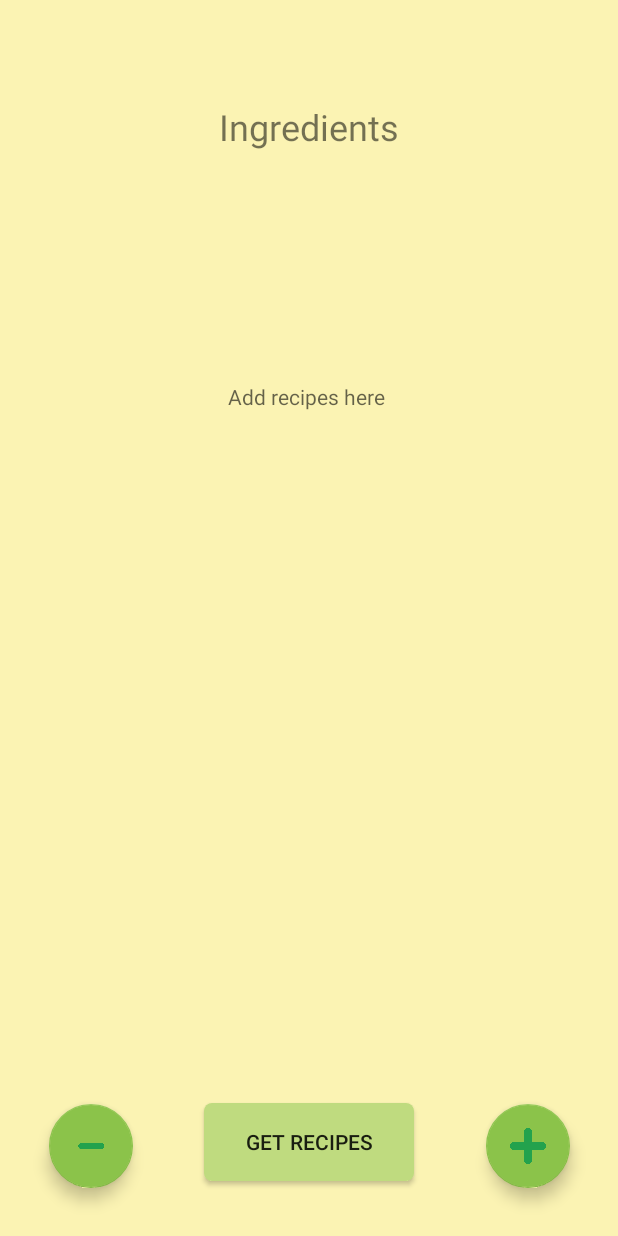
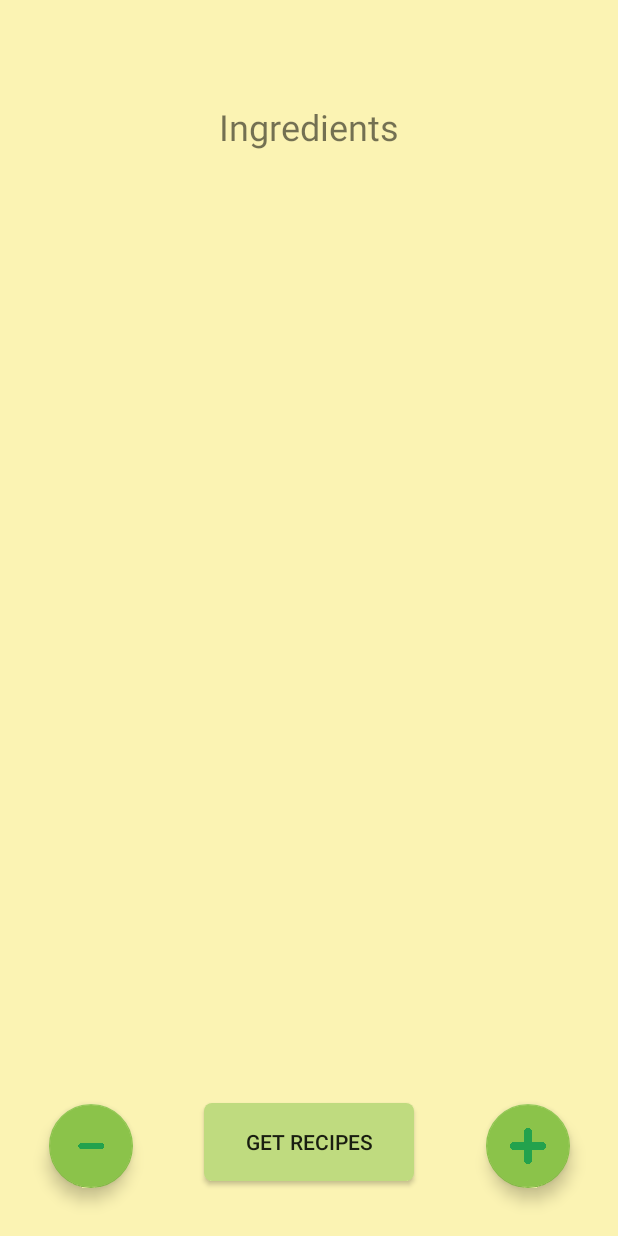
Before and after one commit to elleizar/fridgeful, an Android app: the layout activity_list.xml on its own in the app's theme, with its tools: preview values and no code run, on a phone screen of 412 x 824 dp. Run offline under Robolectric (Android 15) with nearby library versions, the phone set to English and light mode, and no system bars; Roboto replaces fonts that are not available here.

Commit message:
Fixed ingredients page

```diff
--- a/app/src/main/res/layout/activity_list.xml
+++ b/app/src/main/res/layout/activity_list.xml
@@ -49,7 +49,7 @@
         android:layout_height="wrap_content"
         android:layout_marginStart="176dp"
         android:layout_marginLeft="176dp"
-        android:layout_marginTop="208dp"
+        android:layout_marginTop="500dp"
         android:layout_marginEnd="176dp"
         android:layout_marginRight="176dp"
         android:layout_marginBottom="504dp"
```
